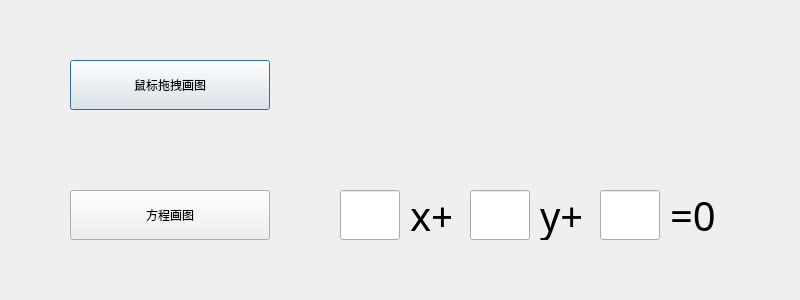
This is line_select.ui in cjinchi/ComputerGraphics as Qt 5 draws it before an edit. The edited form follows.
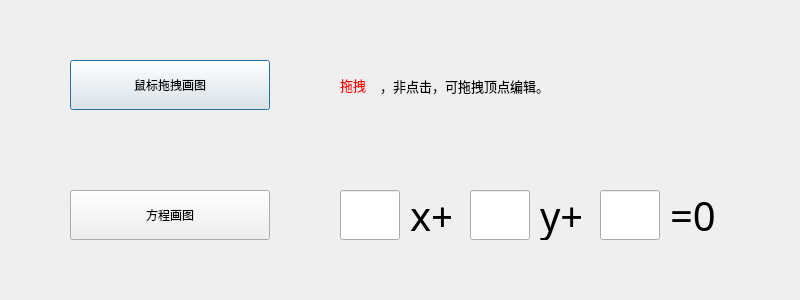
This is the edited form.

Patch:
```diff
--- a/line_select.ui
+++ b/line_select.ui
@@ -210,6 +210,44 @@
     <string>=0</string>
    </property>
   </widget>
+  <widget class="QLabel" name="label_4">
+   <property name="geometry">
+    <rect>
+     <x>340</x>
+     <y>60</y>
+     <width>41</width>
+     <height>51</height>
+    </rect>
+   </property>
+   <property name="font">
+    <font>
+     <family>Adobe Arabic</family>
+     <pointsize>10</pointsize>
+    </font>
+   </property>
+   <property name="text">
+    <string>&lt;html&gt;&lt;head/&gt;&lt;body&gt;&lt;p&gt;&lt;span style=&quot; color:#ff0000;&quot;&gt;拖拽&lt;/span&gt;&lt;/p&gt;&lt;/body&gt;&lt;/html&gt;</string>
+   </property>
+  </widget>
+  <widget class="QLabel" name="label_5">
+   <property name="geometry">
+    <rect>
+     <x>380</x>
+     <y>60</y>
+     <width>461</width>
+     <height>51</height>
+    </rect>
+   </property>
+   <property name="font">
+    <font>
+     <family>Adobe Arabic</family>
+     <pointsize>10</pointsize>
+    </font>
+   </property>
+   <property name="text">
+    <string>，非点击，可拖拽顶点编辑。</string>
+   </property>
+  </widget>
  </widget>
  <resources/>
  <connections/>
```
